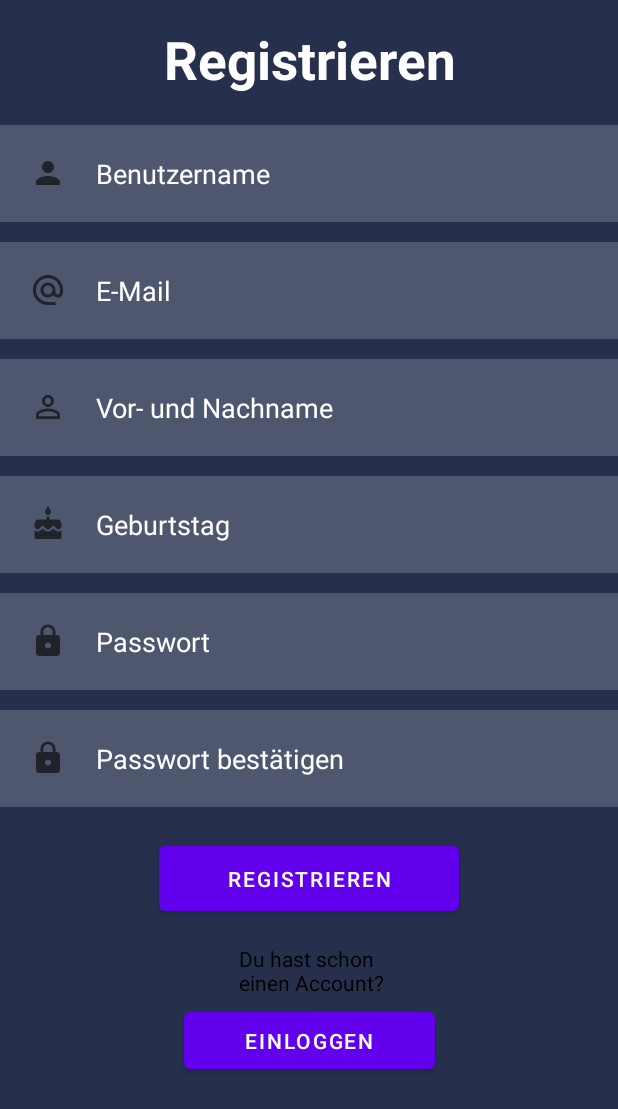
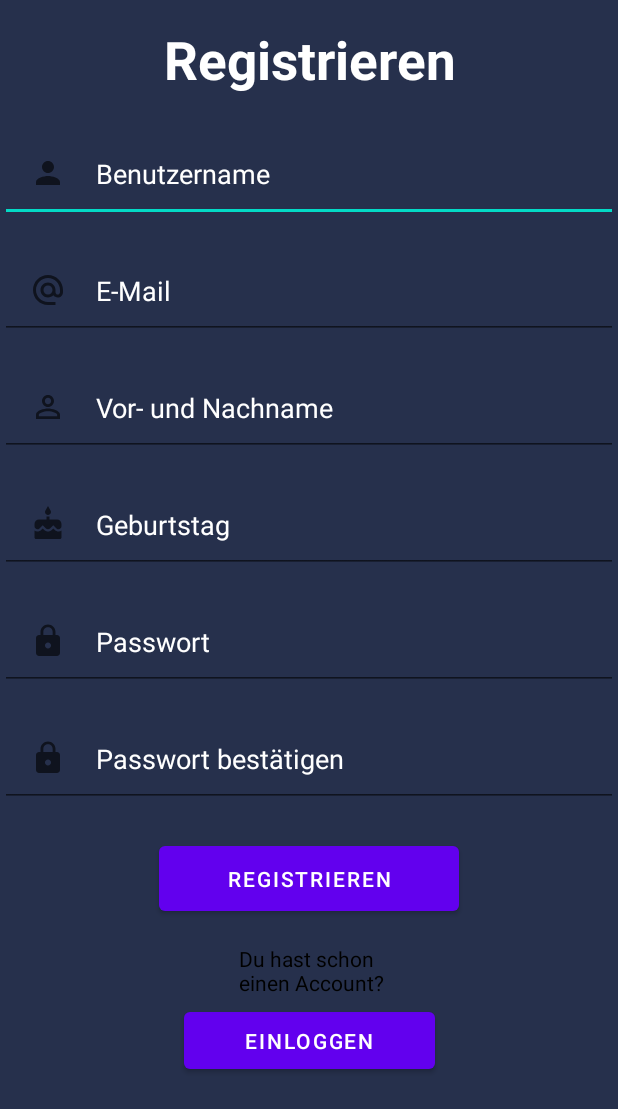
Before and after one commit to sleepysng/evenager, an Android app: the screen it shows after launch (RegisterActivity), on a phone screen of 412 x 824 dp. Shown: the top 1109 px of the screen. Run offline under Robolectric (Android 15) with nearby library versions, the phone set to English and light mode, and no system bars; our stand-ins replace Volley.

Commit message:
-leon hat einstllung super gemacht

```diff
--- a/app/src/main/res/layout/activity_main.xml
+++ b/app/src/main/res/layout/activity_main.xml
@@ -32,7 +32,6 @@
         android:id="@+id/home"
         android:layout_width="match_parent"
         android:layout_height="wrap_content"
-        android:visibility="gone"
         app:layout_constraintBottom_toBottomOf="parent"
         app:layout_constraintEnd_toEndOf="parent"
         app:layout_constraintStart_toStartOf="parent"
@@ -124,6 +123,7 @@
         android:id="@+id/profile"
         android:layout_width="wrap_content"
         android:layout_height="wrap_content"
+        android:visibility="gone"
         app:layout_constraintBottom_toBottomOf="parent"
         app:layout_constraintEnd_toEndOf="parent"
         app:layout_constraintStart_toStartOf="parent"
--- a/app/src/main/res/layout/activity_register.xml
+++ b/app/src/main/res/layout/activity_register.xml
@@ -26,7 +26,7 @@
         android:layout_width="match_parent"
         android:layout_height="wrap_content"
         android:layout_marginTop="20dp"
-        android:background="#30ffffff"
+
         android:drawableLeft="@drawable/ic_profile"
         android:drawablePadding="20dp"
         android:inputType="textPersonName"
@@ -42,7 +42,7 @@
         android:layout_width="match_parent"
         android:layout_height="wrap_content"
         android:layout_marginTop="13dp"
-        android:background="#30ffffff"
+
         android:drawableLeft="@drawable/ic_email"
         android:drawablePadding="20dp"
         android:hint="E-Mail"
@@ -59,7 +59,7 @@
         android:layout_width="match_parent"
         android:layout_height="wrap_content"
         android:layout_marginTop="13dp"
-        android:background="#30ffffff"
+
         android:drawableLeft="@drawable/ic_person"
         android:drawablePadding="20dp"
         android:hint="Vor- und Nachname"
@@ -76,7 +76,7 @@
         android:layout_width="match_parent"
         android:layout_height="wrap_content"
         android:layout_marginTop="13dp"
-        android:background="#30ffffff"
+
         android:drawableLeft="@drawable/ic_cake"
         android:drawablePadding="20dp"
         android:hint="Geburtstag"
@@ -92,7 +92,7 @@
         android:layout_width="match_parent"
         android:layout_height="wrap_content"
         android:layout_marginTop="13dp"
-        android:background="#30ffffff"
+
         android:drawableLeft="@drawable/ic_lock"
         android:drawablePadding="20dp"
         android:hint="Passwort"
@@ -109,7 +109,7 @@
         android:layout_width="match_parent"
         android:layout_height="wrap_content"
         android:layout_marginTop="13dp"
-        android:background="#30ffffff"
+
         android:drawableLeft="@drawable/ic_lock"
         android:drawablePadding="20dp"
         android:hint="Passwort bestätigen"
```
